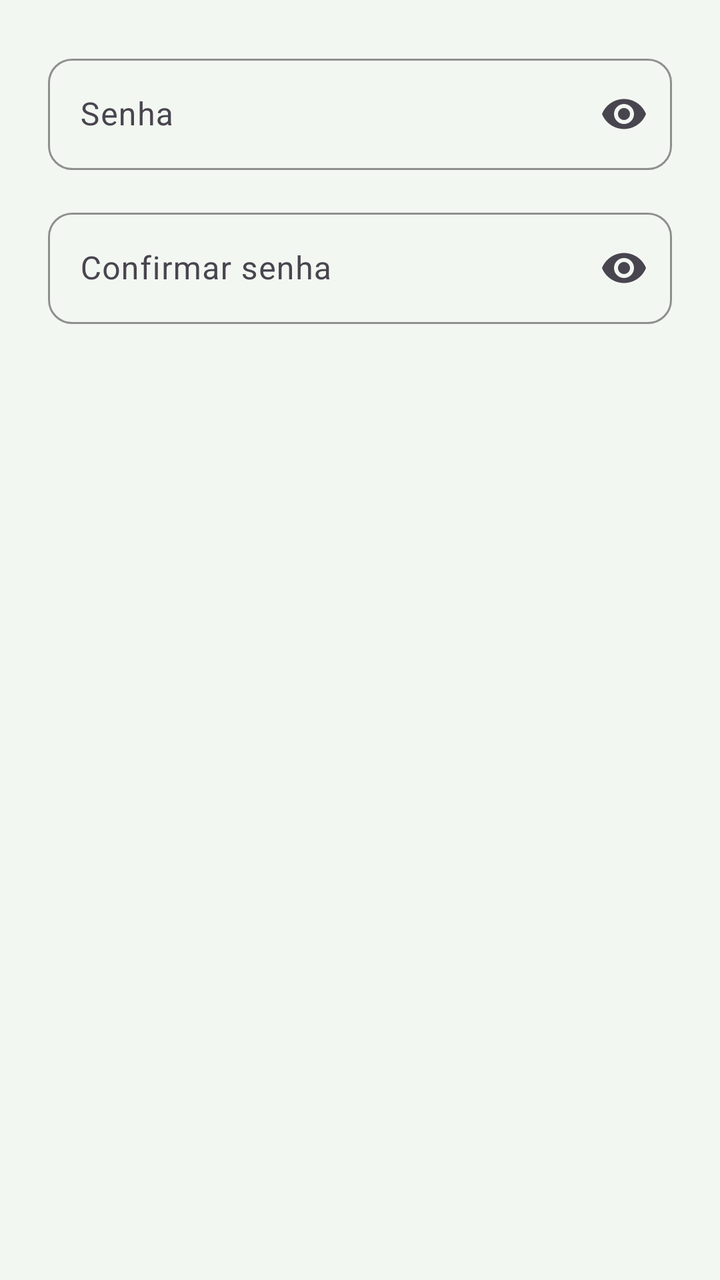
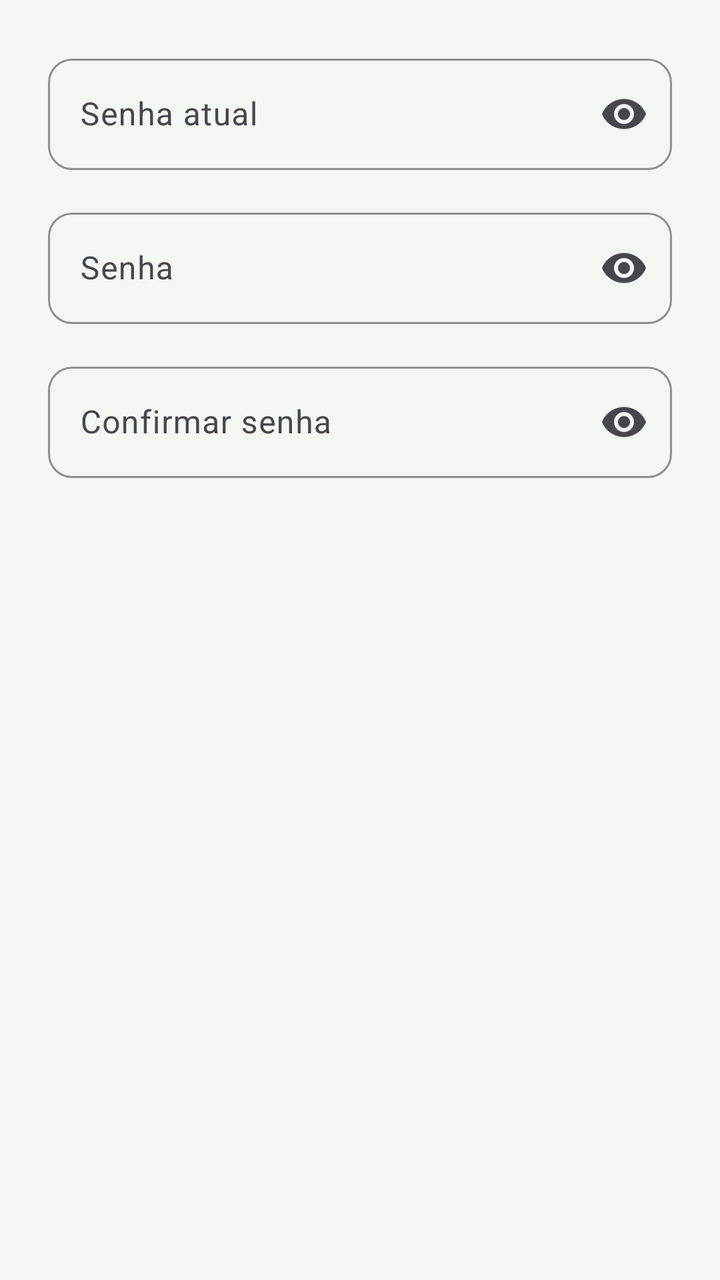

Screens rendered from an Android XML layout before and after an edit, with the pre-edit source and the edit as a unified diff.
<!-- AndroidManifest.xml: application theme Theme.GestaoRural -->
<!-- res/layout/dialog_alterar_senha.xml -->
<?xml version="1.0" encoding="utf-8"?>
<LinearLayout xmlns:android="http://schemas.android.com/apk/res/android"
    xmlns:app="http://schemas.android.com/apk/res-auto"
    android:layout_width="match_parent" android:layout_height="wrap_content"
    android:orientation="vertical" android:padding="@dimen/space_lg">

    <com.google.android.material.textfield.TextInputLayout
        style="@style/Widget.App.TextInputLayout"
        android:layout_width="match_parent" android:layout_height="wrap_content"
        app:endIconMode="password_toggle" android:hint="@string/hint_senha">
        <com.google.android.material.textfield.TextInputEditText
            android:id="@+id/edtSenha" android:layout_width="match_parent"
            android:layout_height="wrap_content" android:inputType="textPassword" android:maxLength="40" />
    </com.google.android.material.textfield.TextInputLayout>

    <com.google.android.material.textfield.TextInputLayout
        style="@style/Widget.App.TextInputLayout"
        android:layout_width="match_parent" android:layout_height="wrap_content"
        android:layout_marginTop="@dimen/space_md"
        app:endIconMode="password_toggle" android:hint="@string/hint_confirmar_senha">
        <com.google.android.material.textfield.TextInputEditText
            android:id="@+id/edtConfirmar" android:layout_width="match_parent"
            android:layout_height="wrap_content" android:inputType="textPassword" android:maxLength="40" />
    </com.google.android.material.textfield.TextInputLayout>
</LinearLayout>
<!-- resources referenced by this layout -->
<resources>
  <dimen name="space_lg">24dp</dimen>
  <dimen name="space_md">16dp</dimen>
  <string name="hint_confirmar_senha">Confirmar senha</string>
  <string name="hint_senha">Senha</string>
  <style name="Widget.App.TextInputLayout" parent="Widget.Material3.TextInputLayout.OutlinedBox">
          <item name="boxCornerRadiusTopStart">@dimen/radius_md</item>
          <item name="boxCornerRadiusTopEnd">@dimen/radius_md</item>
          <item name="boxCornerRadiusBottomStart">@dimen/radius_md</item>
          <item name="boxCornerRadiusBottomEnd">@dimen/radius_md</item>
          <item name="boxStrokeColor">@color/green_700</item>
          <item name="hintTextColor">@color/green_700</item>
      </style>
  <style name="Theme.GestaoRural" parent="Theme.Material3.DayNight.NoActionBar">
          <item name="colorPrimary">@color/green_700</item>
          <item name="colorPrimaryDark">@color/green_900</item>
          <item name="colorOnPrimary">@color/white</item>
          <item name="colorSecondary">@color/amber_500</item>
          <item name="android:colorBackground">@color/background</item>
          <item name="colorSurface">@color/surface</item>
          <item name="colorOnSurface">@color/text_primary</item>
          <item name="colorOnBackground">@color/text_primary</item>
          <item name="android:textColorPrimary">@color/text_primary</item>
          <item name="android:textColorHint">@color/text_hint</item>
          <item name="colorError">@color/error</item>
          <item name="android:statusBarColor">@color/green_700</item>
      </style>
  <dimen name="radius_md">12dp</dimen>
  <color name="green_700">#2E7D32</color>
  <color name="green_900">#1B5E20</color>
  <color name="white">#FFFFFF</color>
  <color name="amber_500">#F9A825</color>
  <color name="background">#F3F7F2</color>
  <color name="surface">#FFFFFF</color>
  <color name="text_primary">#1A241C</color>
  <color name="text_hint">#8A9689</color>
  <color name="error">#E53935</color>
</resources>

<!-- the commit's change to res/layout/dialog_alterar_senha.xml (unified diff, before → after) -->
@@ -7,6 +7,16 @@
     <com.google.android.material.textfield.TextInputLayout
         style="@style/Widget.App.TextInputLayout"
         android:layout_width="match_parent" android:layout_height="wrap_content"
+        app:endIconMode="password_toggle" android:hint="@string/hint_senha_atual">
+        <com.google.android.material.textfield.TextInputEditText
+            android:id="@+id/edtSenhaAtual" android:layout_width="match_parent"
+            android:layout_height="wrap_content" android:inputType="textPassword" android:maxLength="40" />
+    </com.google.android.material.textfield.TextInputLayout>
+
+    <com.google.android.material.textfield.TextInputLayout
+        style="@style/Widget.App.TextInputLayout"
+        android:layout_width="match_parent" android:layout_height="wrap_content"
+        android:layout_marginTop="@dimen/space_md"
         app:endIconMode="password_toggle" android:hint="@string/hint_senha">
         <com.google.android.material.textfield.TextInputEditText
             android:id="@+id/edtSenha" android:layout_width="match_parent"
<!-- resource entries referenced after the edit -->
@@ -4,6 +4,7 @@
   <dimen name="space_md">16dp</dimen>
   <string name="hint_confirmar_senha">Confirmar senha</string>
   <string name="hint_senha">Senha</string>
+  <string name="hint_senha_atual">Senha atual</string>
   <style name="Widget.App.TextInputLayout" parent="Widget.Material3.TextInputLayout.OutlinedBox">
           <item name="boxCornerRadiusTopStart">@dimen/radius_md</item>
           <item name="boxCornerRadiusTopEnd">@dimen/radius_md</item>
